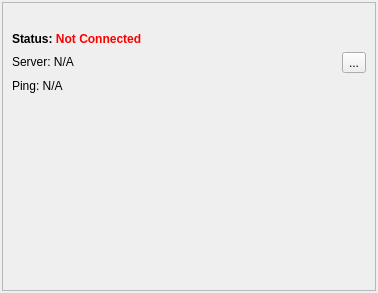
ezEngine/ezEngine, file Projects/Inspector/GeneralWidget.ui: the form before one commit.
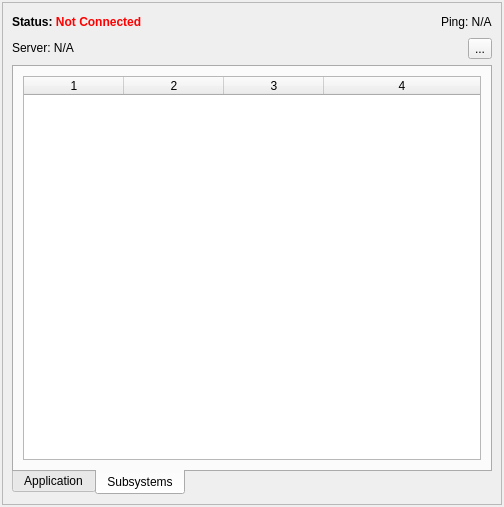
The form after the commit.

Commit message: ezInspector now shows information about the available subsystems.

Patch:
```diff
--- a/Projects/Inspector/GeneralWidget.ui
+++ b/Projects/Inspector/GeneralWidget.ui
@@ -6,8 +6,8 @@
    <rect>
     <x>0</x>
     <y>0</y>
-    <width>378</width>
-    <height>293</height>
+    <width>504</width>
+    <height>507</height>
    </rect>
   </property>
   <property name="features">
@@ -35,14 +35,9 @@
       <property name="frameShadow">
        <enum>QFrame::Plain</enum>
       </property>
-      <layout class="QVBoxLayout" name="verticalLayout">
+      <layout class="QVBoxLayout" name="verticalLayout_2">
        <item>
-        <widget class="QLabel" name="LabelAppName">
-         <property name="text">
-          <string/>
-         </property>
-        </widget>
-       </item>
+        <layout class="QHBoxLayout" name="horizontalLayout_2">
        <item>
         <widget class="QLabel" name="LabelStatus">
          <property name="text">
@@ -51,6 +46,28 @@
         </widget>
        </item>
        <item>
+          <spacer name="horizontalSpacer">
+           <property name="orientation">
+            <enum>Qt::Horizontal</enum>
+           </property>
+           <property name="sizeHint" stdset="0">
+            <size>
+             <width>40</width>
+             <height>20</height>
+            </size>
+           </property>
+          </spacer>
+         </item>
+         <item>
+          <widget class="QLabel" name="LabelPing">
+           <property name="text">
+            <string>&lt;html&gt;&lt;head/&gt;&lt;body&gt;&lt;p&gt;Ping: N/A&lt;/p&gt;&lt;/body&gt;&lt;/html&gt;</string>
+           </property>
+          </widget>
+         </item>
+        </layout>
+       </item>
+       <item>
         <layout class="QHBoxLayout" name="horizontalLayout_3">
          <item>
           <widget class="QLabel" name="LabelServer">
@@ -69,9 +86,22 @@
         </layout>
        </item>
        <item>
-        <widget class="QLabel" name="LabelPing">
+        <widget class="QTabWidget" name="tabWidget">
+         <property name="tabPosition">
+          <enum>QTabWidget::South</enum>
+         </property>
+         <property name="currentIndex">
+          <number>1</number>
+         </property>
+         <widget class="QWidget" name="tab">
+          <attribute name="title">
+           <string>Application</string>
+          </attribute>
+          <layout class="QVBoxLayout" name="verticalLayout">
+           <item>
+            <widget class="QLabel" name="LabelAppName">
          <property name="text">
-          <string>&lt;html&gt;&lt;head/&gt;&lt;body&gt;&lt;p&gt;Ping: N/A&lt;/p&gt;&lt;/body&gt;&lt;/html&gt;</string>
+              <string/>
          </property>
         </widget>
        </item>
@@ -83,10 +113,50 @@
          <property name="sizeHint" stdset="0">
           <size>
            <width>88</width>
-           <height>140</height>
+               <height>317</height>
           </size>
          </property>
         </spacer>
+           </item>
+          </layout>
+         </widget>
+         <widget class="QWidget" name="tab_2">
+          <attribute name="title">
+           <string>Subsystems</string>
+          </attribute>
+          <layout class="QHBoxLayout" name="horizontalLayout_4">
+           <item>
+            <widget class="QTableWidget" name="TableSubsystems">
+             <property name="editTriggers">
+              <set>QAbstractItemView::NoEditTriggers</set>
+             </property>
+             <property name="selectionMode">
+              <enum>QAbstractItemView::NoSelection</enum>
+             </property>
+             <property name="selectionBehavior">
+              <enum>QAbstractItemView::SelectRows</enum>
+             </property>
+             <property name="columnCount">
+              <number>4</number>
+             </property>
+             <attribute name="horizontalHeaderMinimumSectionSize">
+              <number>50</number>
+             </attribute>
+             <attribute name="horizontalHeaderStretchLastSection">
+              <bool>true</bool>
+             </attribute>
+             <attribute name="verticalHeaderVisible">
+              <bool>false</bool>
+             </attribute>
+             <column/>
+             <column/>
+             <column/>
+             <column/>
+            </widget>
+           </item>
+          </layout>
+         </widget>
+        </widget>
        </item>
       </layout>
      </widget>
```
Left out of the diff: 13 changed lines with no effect on the pictures. Lines whose indentation alone changed are shown as unchanged. The commit also changes 9 other files.
